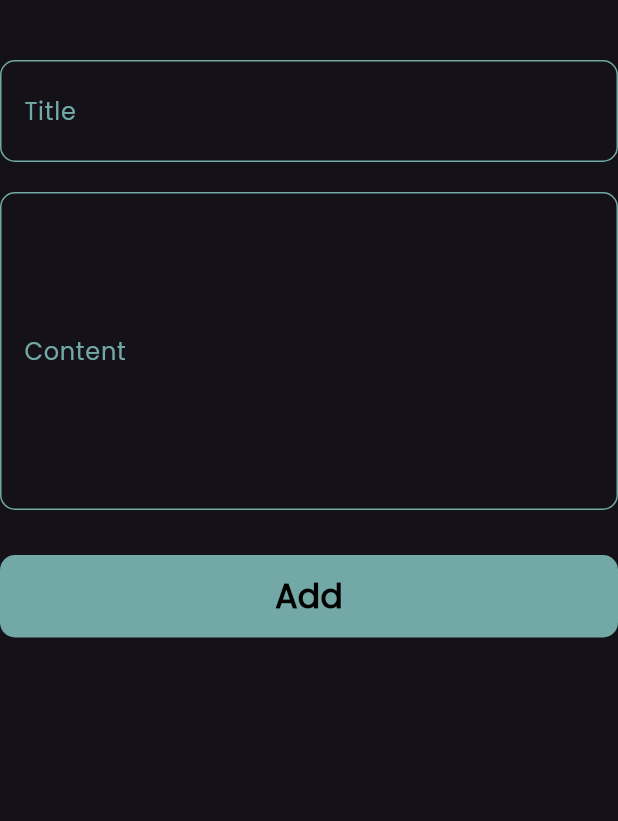
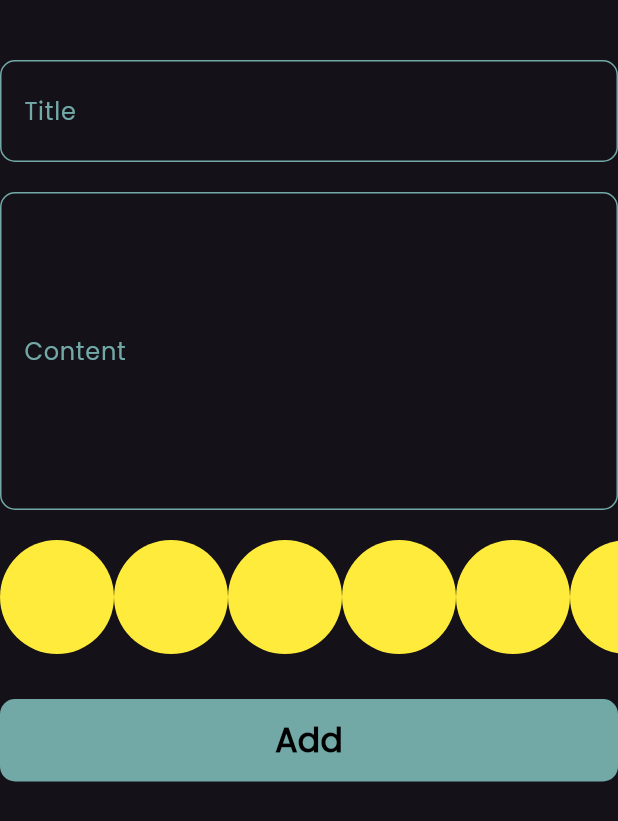
Before and after one commit to AmrMhmdBayoumi93/Notes-App, a Flutter app: the AddNoteForm widget shown alone on an empty page, opened directly, on a phone screen of 412 x 824 dp. Shown: the top 821 px of the screen. Run offline on Flutter 3.47's test engine with Material 3 defaults, Android fonts, the phone set to English and light mode, and no system bars; our stand-ins replace flutter_bloc, font_awesome_flutter, hive, hive_flutter; accounts and stored records are empty.

Commit message:
39. Create colors list part one

```diff
--- a/lib/widgets/add_note_form.dart
+++ b/lib/widgets/add_note_form.dart
@@ -6,6 +6,7 @@ import 'package:intl/intl.dart';
 import 'package:notesapp/cubits/add_note_cubit/add_note_cubit.dart';
 import 'package:notesapp/cubits/add_note_cubit/add_note_state.dart';
 import 'package:notesapp/models/note_model.dart';
+import 'package:notesapp/widgets/colors_list_view.dart';
 import 'package:notesapp/widgets/custom_button.dart';
 import 'package:notesapp/widgets/custom_textfield.dart';
 
@@ -31,6 +32,7 @@ class _AddNoteFormState extends State<AddNoteForm> {
         children: [
           const SizedBox(height: 40),
           CustomTextFiled(
+                                              // onSaved with validator
             onSaved: (value) {
               title = value;
             },
@@ -60,10 +62,31 @@ class _AddNoteFormState extends State<AddNoteForm> {
             hintText: 'Content',
             maxLines: 5,
           ),
+        //////////////////////////////////////////////////////////
+
 
           // colors listview horizontal
 
+   const SizedBox(height: 20),
 
+
+    ColorsListView(),
+
+
+
+
+
+
+
+
+
+
+
+
+
+
+
+///////////////////////
 
 
           const SizedBox(height: 30),
--- /dev/null
+++ b/lib/widgets/colors_list_view.dart
@@ -0,0 +1,37 @@
+
+  import 'package:flutter/material.dart';
+
+class ColorItem extends StatelessWidget {
+    const ColorItem({super.key});
+
+    @override
+    Widget build(BuildContext context) {
+      return CircleAvatar(
+
+        backgroundColor: Colors.yellow,
+        radius: 38,
+
+      );
+    }
+
+    }
+
+
+    class ColorsListView extends StatelessWidget {
+      const ColorsListView({super.key});
+
+      @override
+      Widget build(BuildContext context) {
+        return SizedBox(
+          height: 38*2,
+          child: ListView.builder(
+
+            scrollDirection: Axis.horizontal,
+            itemCount: 10,
+            itemBuilder: (context, index) {
+              return const ColorItem();
+            },
+          ),
+        );
+      }
+    }
```
